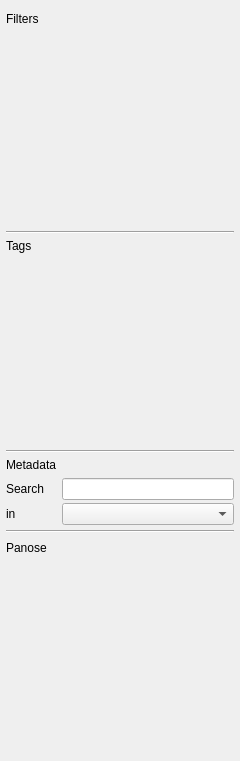
Old version of the form src/filterbar.ui in the repository eniac111/fontmatrix.
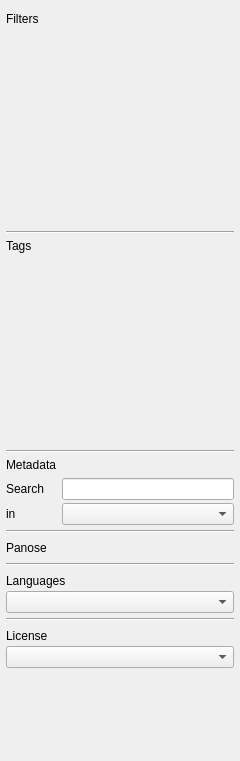
New version of the form. Custom widgets are drawn as their Qt base class.

Commit message: Filter the fonts by language coverage and by licence

What changed in the file:
```diff
--- a/src/filterbar.ui
+++ b/src/filterbar.ui
@@ -20,7 +20,7 @@
    <property name="spacing">
     <number>2</number>
    </property>
-   <item row="14" column="0">
+   <item row="19" column="0">
     <spacer name="verticalSpacer">
      <property name="orientation">
       <enum>Qt::Vertical</enum>
@@ -428,6 +428,132 @@
      </item>
     </layout>
    </item>
+   <item row="15" column="0">
+    <widget class="Line" name="line_5">
+     <property name="orientation">
+      <enum>Qt::Horizontal</enum>
+     </property>
+    </widget>
+   </item>
+   <item row="16" column="0">
+    <layout class="QVBoxLayout" name="verticalLayout_6">
+     <property name="spacing">
+      <number>0</number>
+     </property>
+     <property name="topMargin">
+      <number>3</number>
+     </property>
+     <property name="bottomMargin">
+      <number>3</number>
+     </property>
+     <item>
+      <layout class="QHBoxLayout" name="horizontalLayout_5">
+       <item>
+        <widget class="OpenCloseArrow" name="languagesArrow">
+         <property name="text">
+          <string comment="@action:button">Languages</string>
+         </property>
+        </widget>
+       </item>
+       <item>
+        <spacer name="horizontalSpacer_5">
+         <property name="orientation">
+          <enum>Qt::Horizontal</enum>
+         </property>
+         <property name="sizeHint" stdset="0">
+          <size>
+           <width>40</width>
+           <height>20</height>
+          </size>
+         </property>
+        </spacer>
+       </item>
+      </layout>
+     </item>
+     <item>
+      <widget class="QWidget" name="languagesBox" native="true">
+       <layout class="QGridLayout" name="gridLayout_9">
+        <property name="margin">
+         <number>0</number>
+        </property>
+        <property name="spacing">
+         <number>0</number>
+        </property>
+        <item row="0" column="0">
+         <widget class="QComboBox" name="languagesCombo">
+          <property name="toolTip">
+           <string comment="@info:tooltip">The fonts that have every character a text in the language needs.</string>
+          </property>
+         </widget>
+        </item>
+       </layout>
+      </widget>
+     </item>
+    </layout>
+   </item>
+   <item row="17" column="0">
+    <widget class="Line" name="line_6">
+     <property name="orientation">
+      <enum>Qt::Horizontal</enum>
+     </property>
+    </widget>
+   </item>
+   <item row="18" column="0">
+    <layout class="QVBoxLayout" name="verticalLayout_7">
+     <property name="spacing">
+      <number>0</number>
+     </property>
+     <property name="topMargin">
+      <number>3</number>
+     </property>
+     <property name="bottomMargin">
+      <number>3</number>
+     </property>
+     <item>
+      <layout class="QHBoxLayout" name="horizontalLayout_6">
+       <item>
+        <widget class="OpenCloseArrow" name="licenseArrow">
+         <property name="text">
+          <string comment="@action:button">License</string>
+         </property>
+        </widget>
+       </item>
+       <item>
+        <spacer name="horizontalSpacer_6">
+         <property name="orientation">
+          <enum>Qt::Horizontal</enum>
+         </property>
+         <property name="sizeHint" stdset="0">
+          <size>
+           <width>40</width>
+           <height>20</height>
+          </size>
+         </property>
+        </spacer>
+       </item>
+      </layout>
+     </item>
+     <item>
+      <widget class="QWidget" name="licenseBox" native="true">
+       <layout class="QGridLayout" name="gridLayout_10">
+        <property name="margin">
+         <number>0</number>
+        </property>
+        <property name="spacing">
+         <number>0</number>
+        </property>
+        <item row="0" column="0">
+         <widget class="QComboBox" name="licenseCombo">
+          <property name="toolTip">
+           <string comment="@info:tooltip">The licence the font states in its name table, recognised from its wording.</string>
+          </property>
+         </widget>
+        </item>
+       </layout>
+      </widget>
+     </item>
+    </layout>
+   </item>
    <item row="10" column="0">
     <widget class="Line" name="line_3">
      <property name="orientation">
```
The commit also changes 35 other files.
